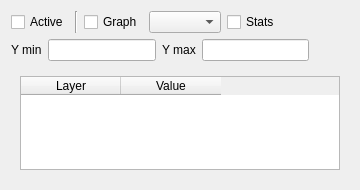
Before: the Qt Designer form ui_valuewidgetbase.ui in etiennesky/valuetool, drawn with Qt 5.
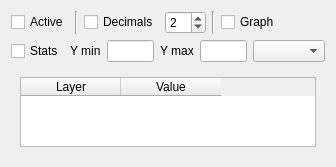
After: the same form once the commit is applied.

Commit message: add decimal places option

The edit to the form file:
```diff
--- a/ui_valuewidgetbase.ui
+++ b/ui_valuewidgetbase.ui
@@ -6,8 +6,8 @@
    <rect>
     <x>0</x>
     <y>0</y>
-    <width>360</width>
-    <height>190</height>
+    <width>336</width>
+    <height>153</height>
    </rect>
   </property>
   <property name="windowTitle">
@@ -27,39 +27,46 @@
       </widget>
      </item>
      <item>
-      <widget class="Line" name="line">
+      <widget class="Line" name="line_2">
        <property name="orientation">
         <enum>Qt::Vertical</enum>
        </property>
       </widget>
      </item>
      <item>
-      <widget class="QCheckBox" name="cbxGraph">
+      <widget class="QCheckBox" name="cbxDigits">
        <property name="text">
-        <string>Graph</string>
+        <string>Decimals</string>
        </property>
       </widget>
      </item>
      <item>
-      <widget class="QComboBox" name="plotSelector">
+      <widget class="QSpinBox" name="spinBox">
        <property name="sizePolicy">
-        <sizepolicy hsizetype="Minimum" vsizetype="Fixed">
+        <sizepolicy hsizetype="Maximum" vsizetype="Fixed">
          <horstretch>0</horstretch>
          <verstretch>0</verstretch>
         </sizepolicy>
        </property>
-       <property name="toolTip">
-        <string>Select plotting toolkit</string>
+       <property name="maximum">
+        <number>99</number>
        </property>
+       <property name="value">
+        <number>2</number>
+       </property>
       </widget>
      </item>
      <item>
-      <widget class="QCheckBox" name="cbxStats">
-       <property name="toolTip">
-        <string>Compute min/max when layers are loaded</string>
+      <widget class="Line" name="line">
+       <property name="orientation">
+        <enum>Qt::Vertical</enum>
        </property>
+      </widget>
+     </item>
+     <item>
+      <widget class="QCheckBox" name="cbxGraph">
        <property name="text">
-        <string>Stats</string>
+        <string>Graph</string>
        </property>
       </widget>
      </item>
@@ -84,6 +91,16 @@
       <property name="margin">
        <number>0</number>
       </property>
+      <item>
+       <widget class="QCheckBox" name="cbxStats">
+        <property name="toolTip">
+         <string>Compute min/max when layers are loaded</string>
+        </property>
+        <property name="text">
+         <string>Stats</string>
+        </property>
+       </widget>
+      </item>
       <item>
        <widget class="QLabel" name="label">
         <property name="text">
@@ -104,6 +121,19 @@
       <item>
        <widget class="QLineEdit" name="leYMax"/>
       </item>
+      <item>
+       <widget class="QComboBox" name="plotSelector">
+        <property name="sizePolicy">
+         <sizepolicy hsizetype="Minimum" vsizetype="Fixed">
+          <horstretch>0</horstretch>
+          <verstretch>0</verstretch>
+         </sizepolicy>
+        </property>
+        <property name="toolTip">
+         <string>Select plotting toolkit</string>
+        </property>
+       </widget>
+      </item>
       <item>
        <spacer name="horizontalSpacer_3">
         <property name="orientation">
```
The commit also changes 2 other files.
